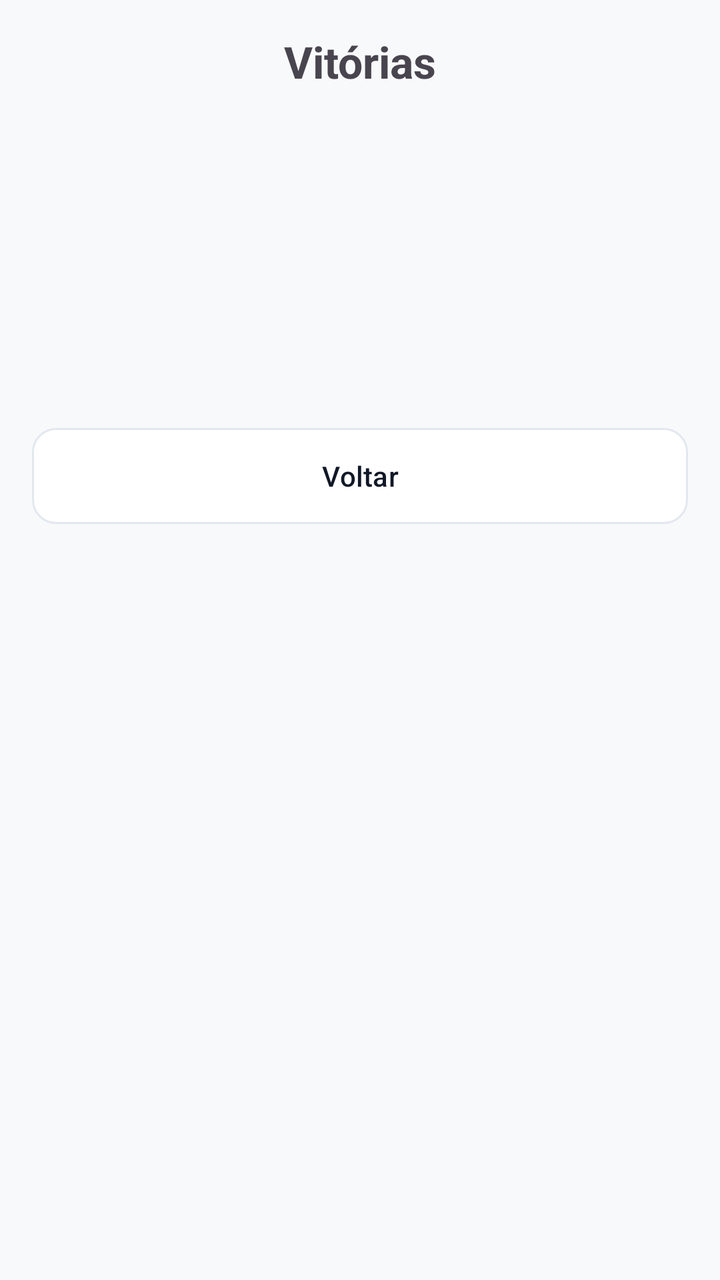
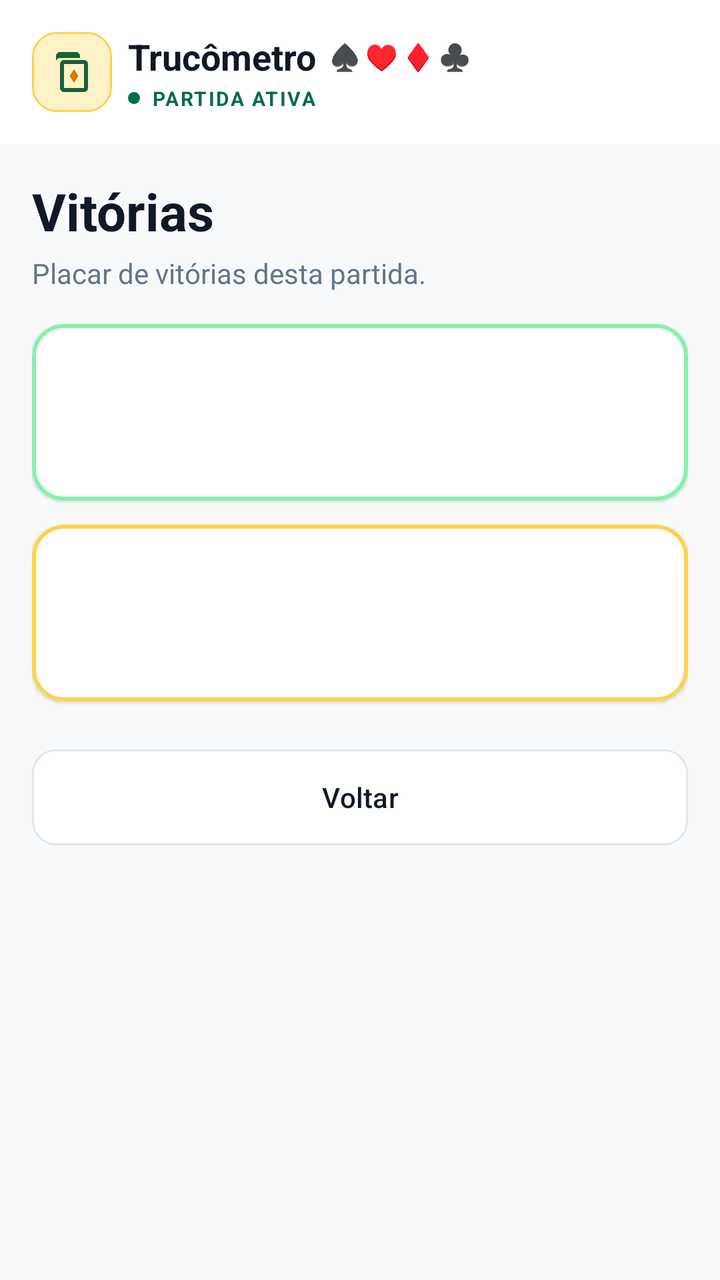

An Android layout rendered at two revisions. The XML below is the earlier revision; the diff shows what the commit changed to produce the second picture.
<!-- AndroidManifest.xml: application theme Theme.Trucometro -->
<!-- res/layout/activity_historico.xml -->
<?xml version="1.0" encoding="utf-8"?>
<LinearLayout xmlns:android="http://schemas.android.com/apk/res/android"
    android:id="@+id/historicoRoot"
    android:layout_width="match_parent"
    android:layout_height="match_parent"
    android:orientation="vertical"
    android:padding="16dp">

    <TextView
        android:layout_width="match_parent"
        android:layout_height="wrap_content"
        android:gravity="center"
        android:text="@string/titulo_vitorias"
        android:textSize="22sp"
        android:textStyle="bold" />

    <LinearLayout
        android:layout_width="match_parent"
        android:layout_height="wrap_content"
        android:layout_marginTop="24dp"
        android:gravity="center_vertical"
        android:orientation="horizontal">

        <TextView
            android:id="@+id/tvHistNomeJ1"
            android:layout_width="0dp"
            android:layout_height="wrap_content"
            android:layout_weight="1"
            android:textSize="20sp"
            android:textStyle="bold" />

        <TextView
            android:id="@+id/tvHistVitoriasJ1"
            android:layout_width="wrap_content"
            android:layout_height="wrap_content"
            android:textColor="@android:color/holo_blue_dark"
            android:textSize="36sp"
            android:textStyle="bold" />
    </LinearLayout>

    <LinearLayout
        android:layout_width="match_parent"
        android:layout_height="wrap_content"
        android:layout_marginTop="16dp"
        android:gravity="center_vertical"
        android:orientation="horizontal">

        <TextView
            android:id="@+id/tvHistNomeJ2"
            android:layout_width="0dp"
            android:layout_height="wrap_content"
            android:layout_weight="1"
            android:textSize="20sp"
            android:textStyle="bold" />

        <TextView
            android:id="@+id/tvHistVitoriasJ2"
            android:layout_width="wrap_content"
            android:layout_height="wrap_content"
            android:textColor="@android:color/holo_red_dark"
            android:textSize="36sp"
            android:textStyle="bold" />
    </LinearLayout>

    <com.google.android.material.button.MaterialButton
        android:id="@+id/btnVoltar"
        style="@style/Widget.Trucometro.Button.Secundario"
        android:layout_width="match_parent"
        android:layout_height="wrap_content"
        android:layout_marginTop="32dp"
        android:text="@string/btn_voltar" />
</LinearLayout>
<!-- resources referenced by this layout -->
<resources>
  <string name="btn_voltar">Voltar</string>
  <string name="titulo_vitorias">Vitórias</string>
  <color name="surface_card">#FFFFFF</color>
  <color name="stroke_subtle">#E2E8F0</color>
  <color name="text_primary">#111827</color>
  <color name="nos_primary">#046C4E</color>
  <color name="bg_screen">#F8F9FA</color>
  <style name="Shape.Trucometro.Small" parent="ShapeAppearance.Material3.Corner.Small">
          <item name="cornerSize">12dp</item>
      </style>
  <style name="Shape.Trucometro.Medium" parent="ShapeAppearance.Material3.Corner.Medium">
          <item name="cornerSize">16dp</item>
      </style>
  <style name="Shape.Trucometro.Large" parent="ShapeAppearance.Material3.Corner.Large">
          <item name="cornerSize">20dp</item>
      </style>
  <style name="Widget.Trucometro.Button" parent="Widget.Material3.Button">
          <item name="cornerRadius">12dp</item>
          <item name="android:insetTop">0dp</item>
          <item name="android:insetBottom">0dp</item>
          <item name="android:textAllCaps">false</item>
      </style>
  <style name="Widget.Trucometro.Card" parent="Widget.Material3.CardView.Outlined">
          <item name="cardBackgroundColor">@color/surface_card</item>
          <item name="cardCornerRadius">20dp</item>
          <item name="strokeColor">@color/stroke_subtle</item>
          <item name="strokeWidth">1dp</item>
          <item name="cardElevation">0dp</item>
      </style>
  <style name="Widget.Trucometro.TextInputLayout" parent="Widget.Material3.TextInputLayout.OutlinedBox">
          <item name="boxCornerRadiusTopStart">12dp</item>
          <item name="boxCornerRadiusTopEnd">12dp</item>
          <item name="boxCornerRadiusBottomStart">12dp</item>
          <item name="boxCornerRadiusBottomEnd">12dp</item>
          <item name="boxStrokeColor">@color/stroke_subtle</item>
      </style>
  <!-- unchanged entries left out for length: 2 -->
</resources>

<!-- the commit's change to res/layout/activity_historico.xml (unified diff, before → after) -->
@@ -1,72 +1,228 @@
 <?xml version="1.0" encoding="utf-8"?>
 <LinearLayout xmlns:android="http://schemas.android.com/apk/res/android"
+    xmlns:app="http://schemas.android.com/apk/res-auto"
     android:id="@+id/historicoRoot"
     android:layout_width="match_parent"
     android:layout_height="match_parent"
-    android:orientation="vertical"
-    android:padding="16dp">
-
-    <TextView
+    android:orientation="vertical">
+
+    <include layout="@layout/view_top_bar" />
+
+    <ScrollView
         android:layout_width="match_parent"
-        android:layout_height="wrap_content"
-        android:gravity="center"
-        android:text="@string/titulo_vitorias"
-        android:textSize="22sp"
-        android:textStyle="bold" />
+        android:layout_height="match_parent"
+        android:fillViewport="true">
+
+        <LinearLayout
+            android:layout_width="match_parent"
+            android:layout_height="wrap_content"
+            android:orientation="vertical"
+            android:padding="16dp">
+
+            <TextView
+                android:layout_width="match_parent"
+                android:layout_height="wrap_content"
+                android:text="@string/titulo_vitorias"
+                android:textColor="@color/text_primary"
+                android:textSize="26sp"
+                android:textStyle="bold" />
+
+            <TextView
+                android:layout_width="match_parent"
+                android:layout_height="wrap_content"
+                android:layout_marginTop="4dp"
+                android:layout_marginBottom="16dp"
+                android:text="@string/historico_subtitulo"
+                android:textColor="@color/text_secondary"
+                android:textSize="14sp" />
+
+            <com.google.android.material.card.MaterialCardView
+                android:layout_width="match_parent"
+                android:layout_height="wrap_content"
+                android:layout_marginBottom="12dp"
+                app:cardBackgroundColor="@color/surface_card"
+                app:cardCornerRadius="16dp"
+                app:cardElevation="1dp"
+                app:strokeColor="@color/nos_stroke"
+                app:strokeWidth="2dp">
+
+                <LinearLayout
+                    android:layout_width="match_parent"
+                    android:layout_height="wrap_content"
+                    android:gravity="center_vertical"
+                    android:orientation="horizontal"
+                    android:padding="20dp">
+
+                    <TextView
+                        android:id="@+id/tvHistNomeJ1"
+                        android:layout_width="0dp"
+                        android:layout_height="wrap_content"
+                        android:layout_weight="1"
+                        android:textColor="@color/nos_primary"
+                        android:textSize="18sp"
+                        android:textStyle="bold" />
+
+                    <TextView
+                        android:id="@+id/tvHistVitoriasJ1"
+                        android:layout_width="wrap_content"
+                        android:layout_height="wrap_content"
+                        android:textColor="@color/nos_primary"
+                        android:textSize="36sp"
+                        android:textStyle="bold" />
+                </LinearLayout>
+            </com.google.android.material.card.MaterialCardView>
+
+            <com.google.android.material.card.MaterialCardView
+                android:layout_width="match_parent"
+                android:layout_height="wrap_content"
+                app:cardBackgroundColor="@color/surface_card"
+                app:cardCornerRadius="16dp"
+                app:cardElevation="1dp"
+                app:strokeColor="@color/eles_stroke"
+                app:strokeWidth="2dp">
+
+                <LinearLayout
+                    android:layout_width="match_parent"
+                    android:layout_height="wrap_content"
+                    android:gravity="center_vertical"
+                    android:orientation="horizontal"
+                    android:padding="20dp">
+
+                    <TextView
+                        android:id="@+id/tvHistNomeJ2"
+                        android:layout_width="0dp"
+                        android:layout_height="wrap_content"
+                        android:layout_weight="1"
+                        android:textColor="@color/eles_primary"
+                        android:textSize="18sp"
+                        android:textStyle="bold" />
+
+                    <TextView
+                        android:id="@+id/tvHistVitoriasJ2"
+                        android:layout_width="wrap_content"
+                        android:layout_height="wrap_content"
+                        android:textColor="@color/eles_primary"
+                        android:textSize="36sp"
+                        android:textStyle="bold" />
+                </LinearLayout>
+            </com.google.android.material.card.MaterialCardView>
+
+            <com.google.android.material.button.MaterialButton
+                android:id="@+id/btnVoltar"
+                style="@style/Widget.Trucometro.Button.Secundario"
+                android:layout_width="match_parent"
+                android:layout_height="wrap_content"
+                android:layout_marginTop="24dp"
+                android:text="@string/btn_voltar" />
+        </LinearLayout>
+    </ScrollView>
+</LinearLayout>
+<!-- res/layout/view_top_bar.xml (included above) -->
+<?xml version="1.0" encoding="utf-8"?>
+<com.google.android.material.appbar.MaterialToolbar xmlns:android="http://schemas.android.com/apk/res/android"
+    xmlns:app="http://schemas.android.com/apk/res-auto"
+    android:id="@+id/topBar"
+    android:layout_width="match_parent"
+    android:layout_height="72dp"
+    android:background="@color/surface_card"
+    android:elevation="2dp"
+    app:contentInsetStart="16dp"
+    app:contentInsetStartWithNavigation="16dp">
 
     <LinearLayout
         android:layout_width="match_parent"
-        android:layout_height="wrap_content"
-        android:layout_marginTop="24dp"
+        android:layout_height="match_parent"
         android:gravity="center_vertical"
         android:orientation="horizontal">
 
-        <TextView
-            android:id="@+id/tvHistNomeJ1"
-            android:layout_width="0dp"
-            android:layout_height="wrap_content"
-            android:layout_weight="1"
-            android:textSize="20sp"
-            android:textStyle="bold" />
-
-        <TextView
-            android:id="@+id/tvHistVitoriasJ1"
+        <ImageView
+            android:layout_width="40dp"
+            android:layout_height="40dp"
+            android:background="@drawable/bg_toolbar_cards"
+            android:contentDescription="@string/app_name"
+            android:padding="8dp"
+            android:src="@drawable/ic_cards" />
+
+        <LinearLayout
             android:layout_width="wrap_content"
             android:layout_height="wrap_content"
-            android:textColor="@android:color/holo_blue_dark"
-            android:textSize="36sp"
-            android:textStyle="bold" />
+            android:layout_marginStart="8dp"
+            android:orientation="vertical">
+
+            <LinearLayout
+                android:layout_width="wrap_content"
+                android:layout_height="wrap_content"
+                android:gravity="center_vertical"
+                android:orientation="horizontal">
+
+                <TextView
+                    android:layout_width="wrap_content"
+                    android:layout_height="wrap_content"
+                    android:text="@string/toolbar_title"
+                    android:textColor="@color/text_primary"
+                    android:textSize="18sp"
+                    android:textStyle="bold" />
+
+                <TextView
+                    android:layout_width="wrap_content"
+                    android:layout_height="wrap_content"
+                    android:layout_marginStart="6dp"
+                    android:text="♠"
+                    android:textColor="@color/text_primary"
+                    android:textSize="13sp"
+                    android:textStyle="bold" />
+
+                <TextView
+                    android:layout_width="wrap_content"
+                    android:layout_height="wrap_content"
+                    android:layout_marginStart="2dp"
+                    android:text="♥"
+                    android:textColor="@color/danger_primary"
+                    android:textSize="13sp"
+                    android:textStyle="bold" />
+
+                <TextView
+                    android:layout_width="wrap_content"
+                    android:layout_height="wrap_content"
+                    android:layout_marginStart="2dp"
+                    android:text="♦"
+                    android:textColor="@color/danger_primary"
+                    android:textSize="13sp"
+                    android:textStyle="bold" />
+
+                <TextView
+                    android:layout_width="wrap_content"
+                    android:layout_height="wrap_content"
+                    android:layout_marginStart="2dp"
+                    android:text="♣"
+                    android:textColor="@color/text_primary"
+                    android:textSize="13sp"
+                    android:textStyle="bold" />
+            </LinearLayout>
+
+            <LinearLayout
+                android:layout_width="wrap_content"
+                android:layout_height="wrap_content"
+                android:layout_marginTop="2dp"
+                android:gravity="center_vertical"
+                android:orientation="horizontal">
+
+                <View
+                    android:layout_width="6dp"
+                    android:layout_height="6dp"
+                    android:background="@drawable/bg_toolbar_status_dot" />
+
+                <TextView
+                    android:id="@+id/toolbarStatus"
+                    android:layout_width="wrap_content"
+                    android:layout_height="wrap_content"
+                    android:layout_marginStart="6dp"
+                    android:letterSpacing="0.08"
+                    android:text="@string/status_partida_ativa"
+                    android:textColor="@color/nos_primary"
+                    android:textSize="10sp"
+                    android:textStyle="bold" />
+            </LinearLayout>
+        </LinearLayout>
     </LinearLayout>
-
-    <LinearLayout
-        android:layout_width="match_parent"
-        android:layout_height="wrap_content"
-        android:layout_marginTop="16dp"
-        android:gravity="center_vertical"
-        android:orientation="horizontal">
-
-        <TextView
-            android:id="@+id/tvHistNomeJ2"
-            android:layout_width="0dp"
-            android:layout_height="wrap_content"
-            android:layout_weight="1"
-            android:textSize="20sp"
-            android:textStyle="bold" />
-
-        <TextView
-            android:id="@+id/tvHistVitoriasJ2"
-            android:layout_width="wrap_content"
-            android:layout_height="wrap_content"
-            android:textColor="@android:color/holo_red_dark"
-            android:textSize="36sp"
-            android:textStyle="bold" />
-    </LinearLayout>
-
-    <com.google.android.material.button.MaterialButton
-        android:id="@+id/btnVoltar"
-        style="@style/Widget.Trucometro.Button.Secundario"
-        android:layout_width="match_parent"
-        android:layout_height="wrap_content"
-        android:layout_marginTop="32dp"
-        android:text="@string/btn_voltar" />
-</LinearLayout>
+</com.google.android.material.appbar.MaterialToolbar>
<!-- resource entries referenced after the edit -->
@@ -1,11 +1,53 @@
 <!-- resources referenced by this layout -->
 <resources>
+  <color name="danger_primary">#991B1B</color>
+  <color name="eles_primary">#9A3412</color>
+  <color name="eles_stroke">#FCD34D</color>
   <string name="btn_voltar">Voltar</string>
+  <string name="historico_subtitulo">Placar de vitórias desta partida.</string>
+  <string name="status_partida_ativa">PARTIDA ATIVA</string>
   <string name="titulo_vitorias">Vitórias</string>
+  <string name="toolbar_title">Trucômetro</string>
+  <color name="eles_bg_soft">#FEF3C7</color>
   <color name="surface_card">#FFFFFF</color>
   <color name="stroke_subtle">#E2E8F0</color>
   <color name="text_primary">#111827</color>
+  <color name="text_secondary">#64748B</color>
+  <!-- drawable bg_toolbar_cards (drawable) -->
+  <shape xmlns:android="http://schemas.android.com/apk/res/android">
+      <solid android:color="@color/eles_bg_soft" />
+      <stroke
+          android:width="1dp"
+          android:color="@color/eles_stroke" />
+      <corners android:radius="12dp" />
+  </shape>
+  <!-- drawable bg_toolbar_status_dot (drawable) -->
+  <shape xmlns:android="http://schemas.android.com/apk/res/android"
+      android:shape="oval">
+      <solid android:color="@color/nos_primary" />
+  </shape>
+  <!-- drawable ic_cards (drawable) -->
+  <vector xmlns:android="http://schemas.android.com/apk/res/android"
+      android:width="24dp"
+      android:height="24dp"
+      android:viewportWidth="24"
+      android:viewportHeight="24">
+      
+      <path
+          android:fillColor="#166534"
+          android:pathData="M4,4c0,-1.1 0.9,-2 2,-2h8c1.1,0 2,0.9 2,2v1H6c-1.1,0 -2,0.9 -2,2V4z" />
+      
+      <path
+          android:fillColor="#1B5E3A"
+          android:pathData="M18,6H8C6.9,6 6,6.9 6,8v12c0,1.1 0.9,2 2,2h10c1.1,0 2,-0.9 2,-2V8C20,6.9 19.1,6 18,6zM18,20H8V8h10V20z" />
+      
+      <path
+          android:fillColor="#D97706"
+          android:pathData="M13,10.5l2.2,3.5l-2.2,3.5l-2.2,-3.5z" />
+  </vector>
+  <string name="app_name">Trucômetro</string>
   <color name="nos_primary">#046C4E</color>
+  <color name="nos_stroke">#86EFAC</color>
   <color name="bg_screen">#F8F9FA</color>
   <style name="Shape.Trucometro.Small" parent="ShapeAppearance.Material3.Corner.Small">
           <item name="cornerSize">12dp</item>
